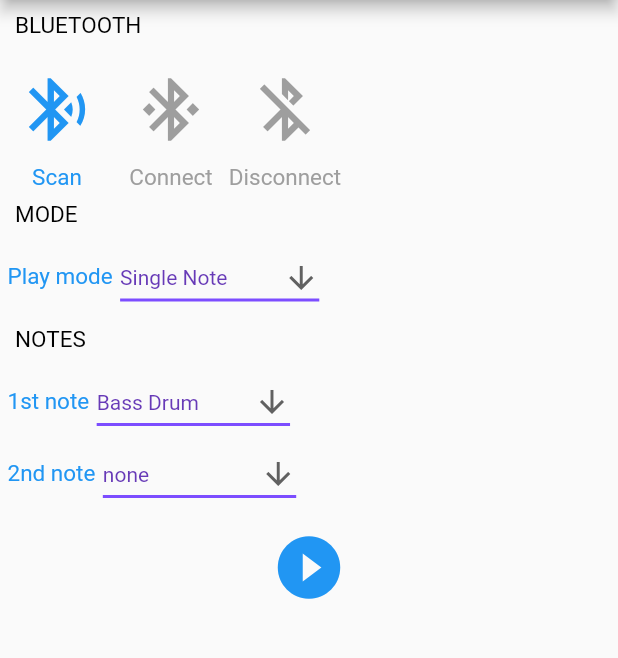
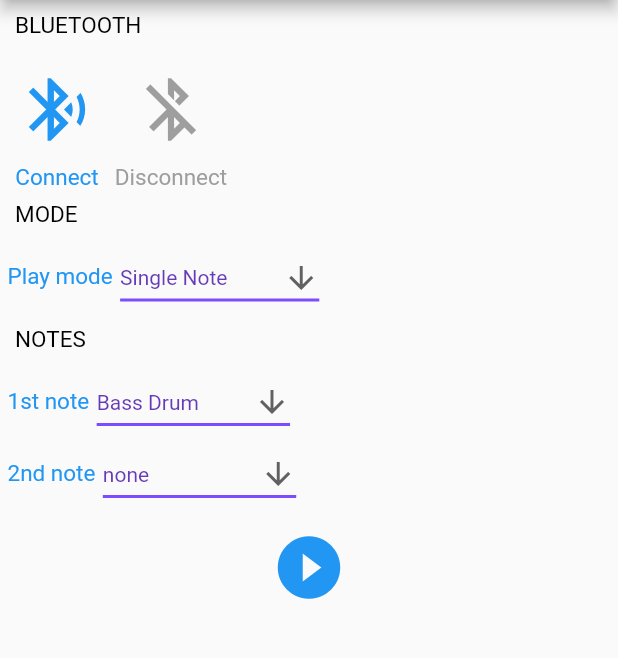
Before and after one commit to JimTompkins/happy_feet_app, a Flutter app: the screen it shows after launch, after a tap on the "bluetooth disabled" icon, on a phone screen of 412 x 824 dp, the part 84-742 px from its top. Run offline on Flutter 3.47's test engine with Material 2 defaults, Android fonts, the light colour scheme and no system bars; our stand-ins replace flutter_blue, rxdart; missing offline and left inert: flutter_midi; statements that could not run were skipped.

Commit message:
Set target device name Imported my UUID constants to BluetoothBLEService.dart (but haven't used them yet) Changed the timeout period to 7s since HF advertises every 5s Changed the scanmode to lowLatency from lowPower since it was not connecting Removed the Connect button and renamed the Scan to connect Added a call to dispose in the Disconnect button's onPressed method

```diff
--- a/lib/BluetoothBLEService.dart
+++ b/lib/BluetoothBLEService.dart
@@ -8,6 +8,8 @@ import 'BluetoothConnectionStateDTO.dart';
 import 'bluetoothConnectionState.dart';
 
 class BluetoothBLEService {
+
+  // Sak's constants
   static const String DATA_SERVICE_UUID =
       "6e400001-b5a3-f393-e0a9-e50e24dcca9e";
   static const String DATA_WRITE_CHARACTERISTIC_UUID =
@@ -16,7 +18,27 @@ class BluetoothBLEService {
       "6e400003-b5a3-f393-e0a9-e50e24dcca9e";
   static const String PROTOCOL_READ_CHARACTERISTIC_UUID =
       "6e400004-b5a3-f393-e0a9-e50e24dcca9e";
-  static const TARGET_DEVICE_NAMES = ["checkUP Device", "checkMARC"];
+//  static const TARGET_DEVICE_NAMES = ["checkUP Device", "checkMARC"];
+
+  static const String HF_SERVICE_UUID =
+      "0000fff0-0000-1000-8000-00805f9b34fb";
+
+  // 6 characteristics: 1, 2, 5 and 6 are readable,
+  // 3 and 6 are writable, and 4 notifies
+  static const String CHAR1_CHARACTERISTIC_UUID =
+      "0000fff1-0000-1000-8000-00805f9b34fb";
+  static const String CHAR2_CHARACTERISTIC_UUID =
+      "0000fff2-0000-1000-8000-00805f9b34fb";
+  static const String CHAR3_CHARACTERISTIC_UUID =
+      "0000fff3-0000-1000-8000-00805f9b34fb";
+  static const String CHAR4_CHARACTERISTIC_UUID =
+      "0000fff4-0000-1000-8000-00805f9b34fb";
+  static const String CHAR5_CHARACTERISTIC_UUID =
+      "0000fff5-0000-1000-8000-00805f9b34fb";
+  static const String CHAR6_CHARACTERISTIC_UUID =
+      "0000fff6-0000-1000-8000-00805f9b34fb";
+
+  static const TARGET_DEVICE_NAMES = ["HappyFeet"];
 
   FlutterBlue? flutterBlue = FlutterBlue.instance;
   StreamSubscription<ScanResult>? scanSubScription;
@@ -78,7 +100,7 @@ class BluetoothBLEService {
       try {
         stopScan();
         scanSubScription = flutterBlue!
-            .scan(scanMode: ScanMode.lowPower, timeout: Duration(seconds: 4))
+            .scan(scanMode: ScanMode.lowPower, timeout: Duration(seconds: 7))
             .listen(
                 (scanResult) {
                   try {
@@ -89,7 +111,7 @@ class BluetoothBLEService {
                     String foundDevice = TARGET_DEVICE_NAMES
                         .firstWhere((e) => e == scanResult.device.name);
                     if (foundDevice.isNotEmpty) {
-                      print('DEVICE found');
+                      print('HF: HappyFeet found');
                       stopScan();
 
                       _connectionStateSubject.add(BluetoothConnectionStateDTO(
@@ -105,6 +127,7 @@ class BluetoothBLEService {
                 },
                 onDone: () => _onDoneScan(),
                 onError: (err) {
+                  print('HF: connection failed');
                   _connectionStateSubject.add(BluetoothConnectionStateDTO(
                       bluetoothConnectionState: BluetoothConnectionState.FAILED,
                       error: err));
@@ -142,11 +165,11 @@ class BluetoothBLEService {
 
     try {
       await targetDevice!.connect();
-      print('DEVICE CONNECTED');
+      print('HF: DEVICE CONNECTED');
       _connectionStateSubject.add(BluetoothConnectionStateDTO(
           bluetoothConnectionState: BluetoothConnectionState.DEVICE_CONNECTED));
     } catch (err) {
-      print('DEVICE ALREADY CONNECTED');
+      print('HF: DEVICE ALREADY CONNECTED');
     }
 
     discoverServices();
@@ -155,7 +178,7 @@ class BluetoothBLEService {
   disconnectFromDevice() async {
     await _dataReadCharacteristicSubscription?.cancel();
     _dataReadCharacteristicSubscription = null;
-    print("_dataReadCharacteristicSubscription is cancelled");
+    print("HF: _dataReadCharacteristicSubscription is cancelled");
 
     if (_dataReadCharacteristic != null) {
       _dataReadCharacteristic = null;
@@ -181,7 +204,7 @@ class BluetoothBLEService {
         if (service.uuid.toString() == DATA_SERVICE_UUID) {
           // for Android, set MTU to send data at the maximum as possible.
           final mtu = await targetDevice!.mtu.first;
-          print("mtu: ");
+          print("HF: mtu: ");
           print(mtu);
           await targetDevice!.requestMtu(509);
 
@@ -219,7 +242,7 @@ class BluetoothBLEService {
     if (_dataWriteCharacteristic!.properties.write) {
       try {
         await _dataWriteCharacteristic!.write(bytes);
-        print("sent data to device");
+        print("HF: sent data to device");
       } catch (err) {
         print(err);
       }
@@ -229,7 +252,7 @@ class BluetoothBLEService {
   readData(int round) async {
     if (_dataReadCharacteristic == null) return;
 
-    print("readData");
+    print("HF: readData");
 
     try {
       if (_dataReadCharacteristic!.properties.notify) {
@@ -264,6 +287,6 @@ class BluetoothBLEService {
     _connectionStateSubject.close();
     _protocalValueSubject.close();
     _dataReceivedSubject.close();
-    print("BluetoothBLE is disposed.");
+    print("HF: BluetoothBLE is disposed.");
   }
 }
--- a/lib/main.dart
+++ b/lib/main.dart
@@ -42,7 +42,7 @@ class _MyHomePageState extends State<MyHomePage> {
   int midiNote2 = 0;
   int sequenceCount = 0;
   Mode playMode = Mode.singleNote;
-  String playModeString = 'Single Note';
+  String? playModeString = 'Single Note';
   int _playState = 0;
   static BluetoothBLEService? _bluetoothBLEService;
   late StreamSubscription<List<int>> _dataReadCharacteristicSubscription;
@@ -74,7 +74,7 @@ class _MyHomePageState extends State<MyHomePage> {
       //_startTimer();
     }
     if (_bluetoothBLEService != null) {
-      print('connectionState: got bluetooth!');
+      print('HF: connectionState: got bluetooth!');
       // _bluetoothBLEConnectionStateSubject.add(connectionState);
     }
   }
@@ -110,29 +110,12 @@ class _MyHomePageState extends State<MyHomePage> {
                   color: Colors.blue,
                   splashColor: Colors.purple,
                   onPressed: () {
-                    // Start scanning
+                    // Start scanning and make connection
                     _bluetoothBLEService!.startConnection();
                   }),
             ),
-            Text('Scan',
+            Text('Connect',
                 style: TextStyle(color: Colors.blue, height: 1, fontSize: 15))
-          ]),
-          Column(mainAxisSize: MainAxisSize.min, children: <Widget>[
-            Container(
-              padding: EdgeInsets.all(5),
-              alignment: Alignment.center,
-              child: IconButton(
-                icon: Icon(
-                  Icons.bluetooth_connected,
-                ),
-                iconSize: 50,
-                color: Colors.grey,
-                splashColor: Colors.purple,
-                onPressed: () {},
-              ),
-            ),
-            Text('Connect',
-                style: TextStyle(color: Colors.grey, height: 1, fontSize: 15))
           ]),
           Column(mainAxisSize: MainAxisSize.min, children: <Widget>[
             Container(
@@ -145,7 +128,10 @@ class _MyHomePageState extends State<MyHomePage> {
                 iconSize: 50,
                 color: Colors.grey,
                 splashColor: Colors.purple,
-                onPressed: () {},
+                onPressed: () {
+                  // stop the BLE connection
+                  _bluetoothBLEService!.dispose();
+                },
               ),
             ),
             Text('Disconnect',
@@ -186,6 +172,7 @@ class _MyHomePageState extends State<MyHomePage> {
                 ),
                 onChanged: (String? newValue) {
                   setState(() {
+                    playModeString = newValue;
                     switch (newValue) {
                       case 'Single Note':
                         {
```
